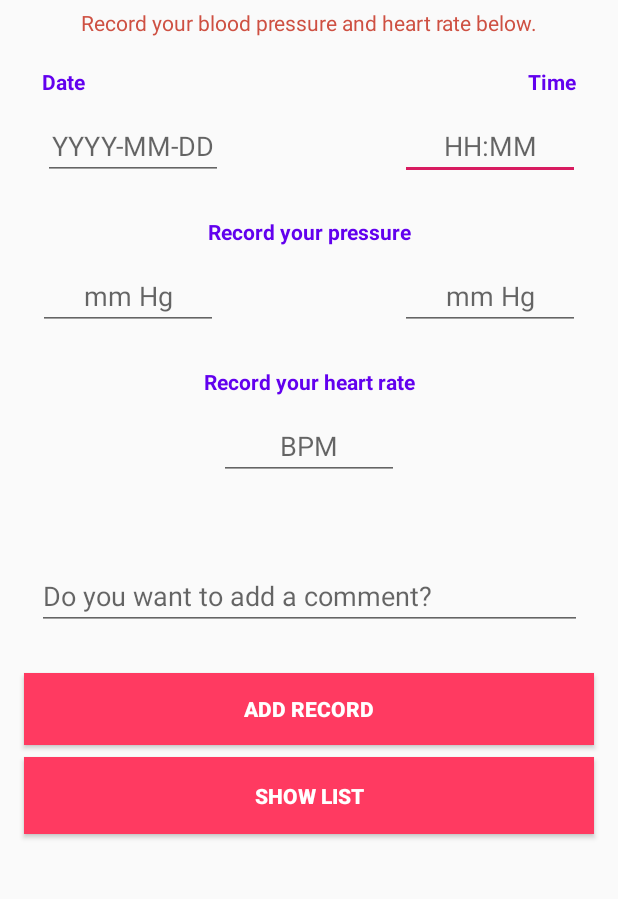
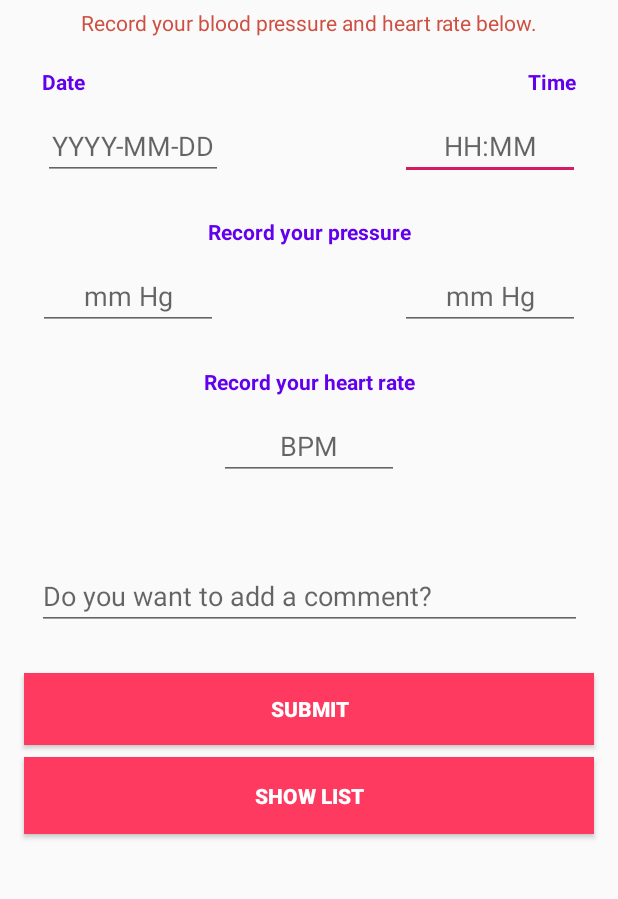
Before and after one commit to imtiaz-raqib/cmput301, an Android app: the screen it shows after launch (MainActivity), after a tap on "ADD RECORD", on a phone screen of 412 x 824 dp, the part 217-1116 px from its top. Run offline under Robolectric (Android 15) with nearby library versions, the phone set to English and light mode, and no system bars.

Commit message:
Intent to RecordList is not passing variables

```diff
--- a/a1/app/src/main/java/tech/raqib/cardiobook/CreateRecordString.java
+++ b/a1/app/src/main/java/tech/raqib/cardiobook/CreateRecordString.java
@@ -22,7 +22,7 @@ public class CreateRecordString {
                                 String hr, String comment) {
 
         recordString = date + "@" + time + ": Sp - " + systolic + " Dp - " + diastolic
-                + " HR - " + hr + "Comment - " + comment;
+                + " HR - " + hr + " Comment - " + comment;
     }
 
     @Override
--- a/a1/app/src/main/java/tech/raqib/cardiobook/MainActivity.java
+++ b/a1/app/src/main/java/tech/raqib/cardiobook/MainActivity.java
@@ -6,6 +6,7 @@ import android.content.Intent;
 import android.support.v4.app.DialogFragment;
 import android.support.v7.app.AppCompatActivity;
 import android.os.Bundle;
+import android.util.Log;
 import android.view.View;
 import android.view.View.OnClickListener;
 import android.widget.Button;
@@ -17,24 +18,32 @@ import android.widget.TimePicker;
 public class MainActivity extends AppCompatActivity implements OnTimeSetListener, OnDateSetListener {
 
 
-    private EditText displayDate;                    // Variable for Date Dialog
-    private EditText displayTime;                    // Variable for Time Dialog
-    private EditText getSystolicPressure;
-    private EditText getDiastolicPressure;
-    private EditText getHeartRate;
-    private EditText getComment;
-    private EditText getDate;
-    private EditText getTime;
+    public EditText displayDate;                    // Variable for Date Dialog
+    public EditText displayTime;                    // Variable for Time Dialog
+    public EditText getSystolicPressure;
+    public EditText getDiastolicPressure;
+    public EditText getHeartRate;
+    public EditText getComment;
+    public String recordString;
+//    private EditText getDate;
+//    private EditText getTime;
 
     public static final String RECORD_STRING = "tech.raqib.helloworld.MESSAGE";
+    public static final String mDate = "tech.raqib.helloworld.MESSAGE";
+    public static final String mTime = "tech.raqib.helloworld.MESSAGE";
+    public static final String mSp = "tech.raqib.helloworld.MESSAGE";
+    public static final String mDp = "tech.raqib.helloworld.MESSAGE";
+    public static final String mHR = "tech.raqib.helloworld.MESSAGE";
+    public static final String mComment = "tech.raqib.helloworld.MESSAGE";
+
 
     @Override
     protected void onCreate(Bundle savedInstanceState) {
         super.onCreate(savedInstanceState);
         setContentView(R.layout.activity_main);
 
-        getDate = findViewById(R.id.date_in);
-        getTime = findViewById(R.id.time_in);
+//        getDate = findViewById(R.id.date_in);
+//        getTime = findViewById(R.id.time_in);
         getSystolicPressure = findViewById(R.id.systolic);
         getDiastolicPressure = findViewById(R.id.diastolic);
         getHeartRate = findViewById(R.id.hr);
@@ -49,6 +58,7 @@ public class MainActivity extends AppCompatActivity implements OnTimeSetListener
             @Override
             public void onClick(View v) {
                 Intent intent = new Intent(MainActivity.this, RecordList.class);
+                intent.putExtra("RECORD_STRING", recordString);
                 finish();
                 startActivity(intent);
             }
@@ -59,8 +69,8 @@ public class MainActivity extends AppCompatActivity implements OnTimeSetListener
             @Override
             public void onClick(View v) {
                 setResult(RESULT_OK);
-                String date = getDate.getText().toString();
-                String time = getTime.getText().toString();
+                String date = displayDate.getText().toString();
+                String time = displayTime.getText().toString();
                 String systolicPressure = getSystolicPressure.getText().toString();
                 String diastolicPressure = getDiastolicPressure.getText().toString();
                 String heartRate = getHeartRate.getText().toString();
@@ -68,11 +78,8 @@ public class MainActivity extends AppCompatActivity implements OnTimeSetListener
 
                 CreateRecordString record = new CreateRecordString();
                 record.setRecordString(date, time, systolicPressure, diastolicPressure, heartRate, comment);
-                String recordString = record.toString();
+                recordString = record.toString();
 
-                Intent recordIntent = new Intent(MainActivity.this, RecordList.class);
-                recordIntent.putExtra(RECORD_STRING, recordString);
-                startActivity(recordIntent);
             }
         });
 
--- a/a1/app/src/main/java/tech/raqib/cardiobook/RecordList.java
+++ b/a1/app/src/main/java/tech/raqib/cardiobook/RecordList.java
@@ -3,11 +3,13 @@ package tech.raqib.cardiobook;
 import android.content.Intent;
 import android.support.v7.app.AppCompatActivity;
 import android.os.Bundle;
+import android.util.Log;
 import android.view.View;
 import android.view.View.OnClickListener;
 import android.widget.ArrayAdapter;
 import android.widget.Button;
 import android.widget.ListView;
+import android.widget.TextView;
 
 import com.google.gson.Gson;
 import com.google.gson.reflect.TypeToken;
@@ -24,7 +26,7 @@ public class RecordList extends AppCompatActivity {
 
     private static final String FILENAME = "file.sav";
     private ListView oldRecordList;
-    private ArrayList<String> recordList = new ArrayList<>();
+    private ArrayList<String> recordList = new ArrayList<String>();
     private ArrayAdapter<String> adapter;
 
     @Override
@@ -33,43 +35,73 @@ public class RecordList extends AppCompatActivity {
         setContentView(R.layout.activity_record_list);
 
         oldRecordList = findViewById(R.id.oldRecordList);
+        Button addRecordButton = findViewById(R.id.add_record);
+        Button editRecordButton = findViewById(R.id.edit_record);
+        Button deleteRecordButton = findViewById(R.id.delete_record);
 
         loadFromFile();
-        adapter = new ArrayAdapter<>(this, R.layout.list_item, recordList);
-        oldRecordList.setAdapter(adapter);
+        adapter = new ArrayAdapter<String>(this, R.layout.list_item, recordList);
+//        oldRecordList.setAdapter(adapter);
 
-        Bundle newRecord = getIntent().getExtras();
-        //String stringForRecord = newRecordIntent.getStringExtra(MainActivity.RECORD_STRING);
-        if (newRecord != null) {
-            String stringForRecord = newRecord.getString("RECORD_STRING");
-            recordList.add(stringForRecord);
-            adapter.notifyDataSetChanged();
-            saveInFile();
-        }
+//        String stringForRecord = getIntent().getStringExtra(MainActivity.RECORD_STRING);
+//
+//        Log.i("Check ", stringForRecord);
+//        recordList.add(stringForRecord);
+//        adapter.notifyDataSetChanged();
+//        saveInFile();
+
+        Intent newRecord = getIntent();
+        String stringForRecord = newRecord.getStringExtra(MainActivity.RECORD_STRING);
+
+
+//        Bundle newRecord = getIntent().getExtras();
+//        //String stringForRecord = newRecordIntent.getStringExtra(MainActivity.RECORD_STRING);
+//        if (newRecord != null) {
+//            String date = newRecord.getString("mDate");
+//            String time = newRecord.getString("mTime");
+//            String systolicPressure = newRecord.getString("mSp");
+//            String diastolicPressure = newRecord.getString("mDp");
+//            String heartRate = newRecord.getString("mHR");
+//            String comment = newRecord.getString("mComment");
+//
+//            Log.i("Check passed data ", date);
+//            Log.i("Check passed data ", time);
+//            Log.i("Check passed data ", systolicPressure);
+//            Log.i("Check passed data ", diastolicPressure);
+//            Log.i("Check passed data ", heartRate);
+//            Log.i("Check passed data ", comment);
+//
+////            recordList.add(stringForRecord);
+////            adapter.notifyDataSetChanged();
+////            saveInFile();
+//        }
+
+
+
 
 
 //        adapter.notifyDataSetChanged();
 //        saveInFile();
 
-        Button addRecordButton = findViewById(R.id.add_record);
+
         addRecordButton.setOnClickListener(new OnClickListener() {
             @Override
             public void onClick(View v) {
                 Intent intent = new Intent(RecordList.this, MainActivity.class);
-                finish();
+
                 startActivity(intent);
             }
         });
     }
 
-    @Override
-    protected void onStart() {
-        super.onStart();
-
-        loadFromFile();
-        adapter = new ArrayAdapter<>(this, R.layout.list_item, recordList);
-        oldRecordList.setAdapter(adapter);
-    }
+//    @Override
+//    protected void onStart() {
+//        super.onStart();
+//
+//        loadFromFile();
+//        adapter = new ArrayAdapter<>(this, R.layout.list_item, recordList);
+//        oldRecordList.setAdapter(adapter);
+//    }
 
     private void loadFromFile() {
 
--- a/a1/app/src/main/res/layout/activity_main.xml
+++ b/a1/app/src/main/res/layout/activity_main.xml
@@ -201,7 +201,7 @@
         android:layout_marginEnd="16dp"
         android:layout_marginRight="16dp"
         android:background="@color/primary"
-        android:text="@string/record_add"
+        android:text="@string/submit"
         android:textColor="@android:color/white"
         android:textStyle="bold"
         app:layout_constraintEnd_toEndOf="parent"
--- a/a1/app/src/main/res/values/strings.xml
+++ b/a1/app/src/main/res/values/strings.xml
@@ -15,6 +15,7 @@
     <string name="hr_value">BPM</string>
     <string name="comment">Do you want to add a comment?</string>
     <string name="record_add">Add Record</string>
+    <string name="submit">Submit</string>
     <string name="show_records">Show List</string>
     <string name="delete_record">Delete Record</string>
     <string name="edit_record">Edit Record</string>
```
Also changed, not shown: a1/app/src/main/res/layout/activity_record_list.xml (+13 -2 lines), 2 other files.
